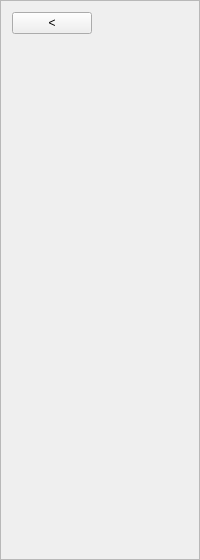
The window that SourceCode/Revelation/RevelationLeftSidebar.ui (rhzxg/Revelation) describes before a commit, drawn with Qt 5.
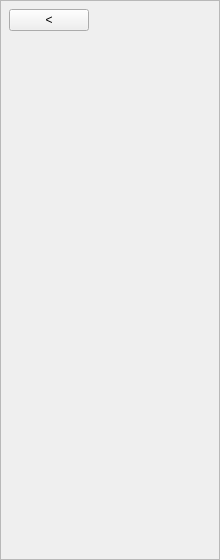
The same window after the commit.

What changed in the file:
```diff
--- a/SourceCode/Revelation/RevelationLeftSidebar.ui
+++ b/SourceCode/Revelation/RevelationLeftSidebar.ui
@@ -6,7 +6,7 @@
    <rect>
     <x>0</x>
     <y>0</y>
-    <width>200</width>
+    <width>220</width>
     <height>560</height>
    </rect>
   </property>
@@ -35,9 +35,18 @@
       <enum>QFrame::Raised</enum>
      </property>
      <layout class="QGridLayout" name="gridLayout_2" columnstretch="0,0">
-      <item row="1" column="0">
-       <widget class="QWidget" name="widget" native="true"/>
-      </item>
+      <property name="leftMargin">
+       <number>8</number>
+      </property>
+      <property name="topMargin">
+       <number>8</number>
+      </property>
+      <property name="rightMargin">
+       <number>8</number>
+      </property>
+      <property name="bottomMargin">
+       <number>8</number>
+      </property>
       <item row="0" column="0">
        <widget class="QPushButton" name="btnHide">
         <property name="text">
@@ -58,6 +67,9 @@
         </property>
        </spacer>
       </item>
+      <item row="1" column="0" colspan="2">
+       <widget class="QWidget" name="widget" native="true"/>
+      </item>
      </layout>
     </widget>
    </item>
```
